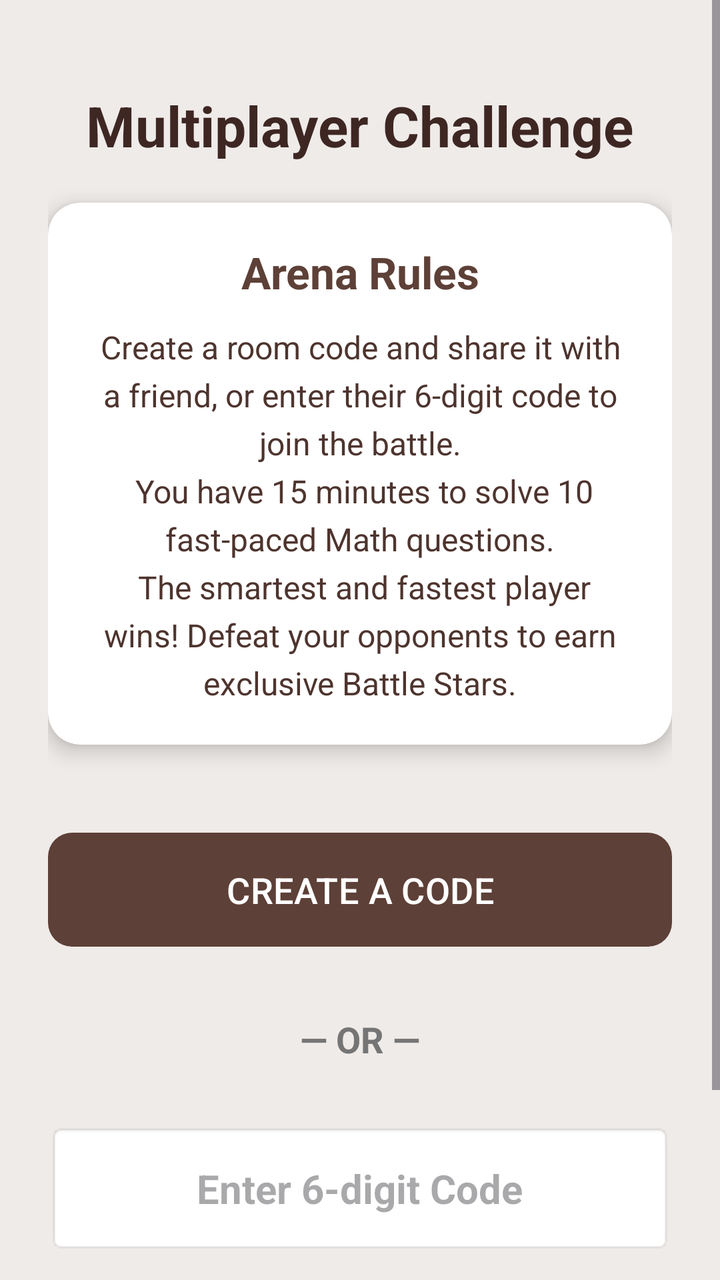
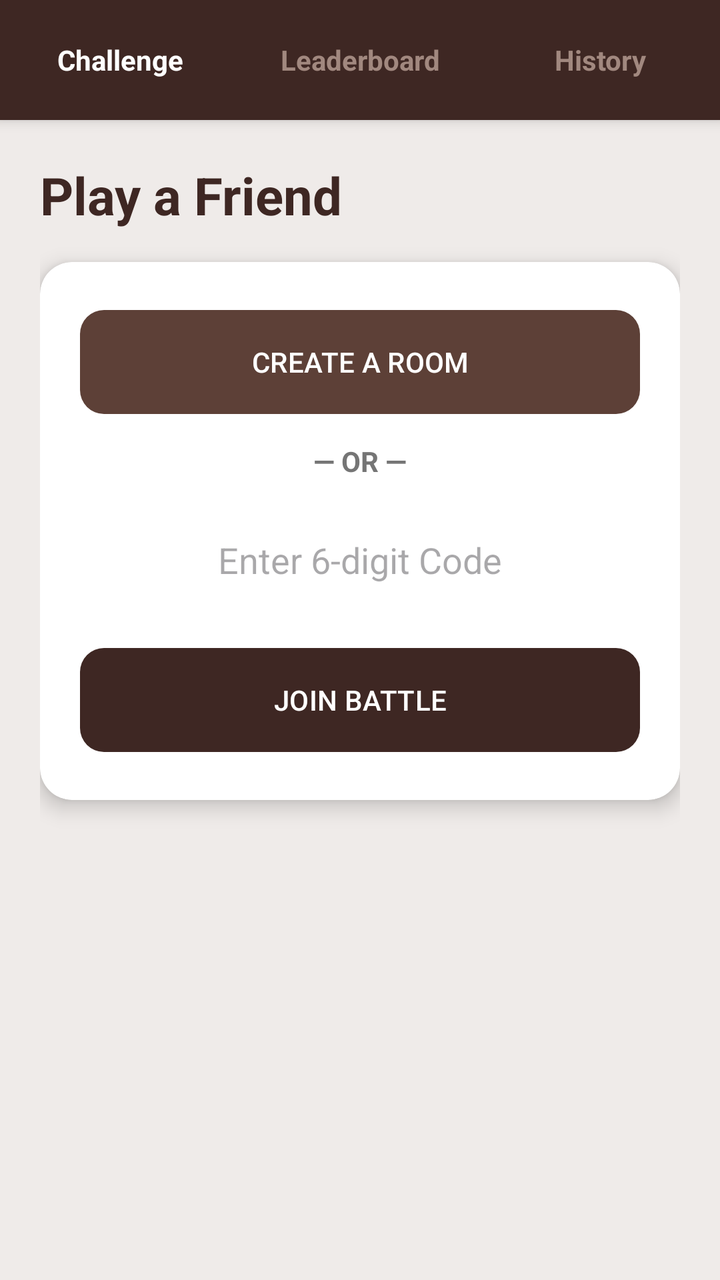

An Android layout rendered at two revisions. The XML below is the earlier revision; the diff shows what the commit changed to produce the second picture.
<!-- AndroidManifest.xml: application theme Theme.OlympMathMentor -->
<!-- res/layout/activity_battle_lobby.xml -->
<?xml version="1.0" encoding="utf-8"?>
<ScrollView xmlns:android="http://schemas.android.com/apk/res/android"
    xmlns:app="http://schemas.android.com/apk/res-auto"
    android:layout_width="match_parent"
    android:layout_height="match_parent"
    android:background="@color/soft_beige"
    android:fillViewport="true">

    <LinearLayout
        android:layout_width="match_parent"
        android:layout_height="wrap_content"
        android:orientation="vertical"
        android:padding="24dp"
        android:gravity="center_horizontal">

        <TextView
            android:layout_width="wrap_content"
            android:layout_height="wrap_content"
            android:layout_marginTop="20dp"
            android:layout_marginBottom="20dp"
            android:text="Multiplayer Challenge"
            android:textColor="#3E2723"
            android:textSize="28sp"
            android:textStyle="bold" />

        <androidx.cardview.widget.CardView
            android:layout_width="match_parent"
            android:layout_height="wrap_content"
            android:layout_marginBottom="40dp"
            app:cardCornerRadius="16dp"
            app:cardElevation="6dp"
            app:cardBackgroundColor="#FFFFFF">

            <LinearLayout
                android:layout_width="match_parent"
                android:layout_height="wrap_content"
                android:orientation="vertical"
                android:padding="20dp">

                <TextView
                    android:layout_width="match_parent"
                    android:layout_height="wrap_content"
                    android:text="Arena Rules"
                    android:textColor="#5D4037"
                    android:textSize="22sp"
                    android:textStyle="bold"
                    android:layout_marginBottom="12dp"
                    android:gravity="center"/>

                <TextView
                    android:layout_width="match_parent"
                    android:layout_height="wrap_content"
                    android:text="Create a room code and share it with a friend, or enter their 6-digit code to join the battle.\n You have 15 minutes to solve 10 fast-paced Math questions.\n The smartest and fastest player wins! Defeat your opponents to earn exclusive Battle Stars."
                    android:textColor="#4E342E"
                    android:textSize="16sp"
                    android:lineSpacingExtra="5dp"
                    android:gravity="center"/>
            </LinearLayout>
        </androidx.cardview.widget.CardView>

        <com.google.android.material.button.MaterialButton
            android:id="@+id/btnCreateRoom"
            android:layout_width="match_parent"
            android:layout_height="65dp"
            android:text="CREATE A CODE"
            android:textSize="18sp"
            app:backgroundTint="#5D4037"
            android:textColor="#FFFFFF"
            app:cornerRadius="12dp"/>

        <TextView
            android:id="@+id/tvRoomCode"
            android:layout_width="wrap_content"
            android:layout_height="wrap_content"
            android:text="Your Code: ------"
            android:textSize="24sp"
            android:textStyle="bold"
            android:textColor="#5D4037"
            android:layout_marginTop="16dp"
            android:visibility="gone"/>

        <TextView
            android:layout_width="wrap_content"
            android:layout_height="wrap_content"
            android:text="— OR —"
            android:textSize="18sp"
            android:textColor="#757575"
            android:textStyle="bold"
            android:layout_marginVertical="30dp"/>

        <EditText
            android:id="@+id/etJoinCode"
            android:layout_width="match_parent"
            android:layout_height="65dp"
            android:layout_marginBottom="16dp"
            android:background="@android:drawable/editbox_background"
            android:gravity="center"
            android:hint="Enter 6-digit Code"
            android:inputType="number"
            android:maxLength="6"
            android:textSize="20sp"
            android:textStyle="bold" />

        <com.google.android.material.button.MaterialButton
            android:id="@+id/btnJoinRoom"
            android:layout_width="match_parent"
            android:layout_height="65dp"
            android:text="JOIN BATTLE"
            android:textSize="18sp"
            app:backgroundTint="#5D4037"
            android:textColor="#FFFFFF"
            app:cornerRadius="12dp"
            android:layout_marginBottom="20dp"/>

        <com.airbnb.lottie.LottieAnimationView
            android:id="@+id/lottieWaiting"
            android:layout_width="500dp"
            android:layout_height="500dp"
            android:layout_gravity="center"
            android:layout_marginTop="16dp"
            android:visibility="gone"
            app:lottie_rawRes="@raw/hourglass"
            app:lottie_autoPlay="true"
            app:lottie_loop="true" />
    </LinearLayout>
</ScrollView>
<!-- resources referenced by this layout -->
<resources>
  <color name="soft_beige">#EFEBE9</color>
  <style name="Theme.OlympMathMentor" parent="Base.Theme.OlympMathMentor" />
  <style name="Base.Theme.OlympMathMentor" parent="Theme.Material3.DayNight.NoActionBar">
          <item name="colorPrimary">@color/soft_beige</item>
  
          <item name="android:statusBarColor">@color/soft_beige</item>
  
          <item name="android:windowLightStatusBar">true</item>
      </style>
</resources>

<!-- the commit's change to res/layout/activity_battle_lobby.xml (unified diff, before → after) -->
@@ -1,126 +1,213 @@
 <?xml version="1.0" encoding="utf-8"?>
-<ScrollView xmlns:android="http://schemas.android.com/apk/res/android"
+<LinearLayout xmlns:android="http://schemas.android.com/apk/res/android"
     xmlns:app="http://schemas.android.com/apk/res-auto"
     android:layout_width="match_parent"
     android:layout_height="match_parent"
     android:background="@color/soft_beige"
-    android:fillViewport="true">
+    android:orientation="vertical">
 
     <LinearLayout
         android:layout_width="match_parent"
-        android:layout_height="wrap_content"
-        android:orientation="vertical"
-        android:padding="24dp"
-        android:gravity="center_horizontal">
+        android:layout_height="60dp"
+        android:orientation="horizontal"
+        android:background="#3E2723"
+        android:weightSum="3"
+        android:elevation="4dp">
 
         <TextView
-            android:layout_width="wrap_content"
-            android:layout_height="wrap_content"
-            android:layout_marginTop="20dp"
-            android:layout_marginBottom="20dp"
-            android:text="Multiplayer Challenge"
-            android:textColor="#3E2723"
-            android:textSize="28sp"
-            android:textStyle="bold" />
-
-        <androidx.cardview.widget.CardView
+            android:id="@+id/tabChallenge"
+            android:layout_width="0dp"
+            android:layout_height="match_parent"
+            android:layout_weight="1"
+            android:text="Challenge"
+            android:textColor="#FFFFFF"
+            android:textStyle="bold"
+            android:gravity="center"
+            android:background="?attr/selectableItemBackground"
+            android:clickable="true"/>
+
+        <TextView
+            android:id="@+id/tabLeaderboard"
+            android:layout_width="0dp"
+            android:layout_height="match_parent"
+            android:layout_weight="1"
+            android:text="Leaderboard"
+            android:textColor="#A1887F"
+            android:textStyle="bold"
+            android:gravity="center"
+            android:background="?attr/selectableItemBackground"
+            android:clickable="true"/>
+
+        <TextView
+            android:id="@+id/tabHistory"
+            android:layout_width="0dp"
+            android:layout_height="match_parent"
+            android:layout_weight="1"
+            android:text="History"
+            android:textColor="#A1887F"
+            android:textStyle="bold"
+            android:gravity="center"
+            android:background="?attr/selectableItemBackground"
+            android:clickable="true"/>
+    </LinearLayout>
+
+    <ScrollView
+        android:layout_width="match_parent"
+        android:layout_height="match_parent"
+        android:fillViewport="true">
+
+        <RelativeLayout
             android:layout_width="match_parent"
             android:layout_height="wrap_content"
-            android:layout_marginBottom="40dp"
-            app:cardCornerRadius="16dp"
-            app:cardElevation="6dp"
-            app:cardBackgroundColor="#FFFFFF">
+            android:padding="20dp">
 
             <LinearLayout
+                android:id="@+id/layoutSectionChallenge"
                 android:layout_width="match_parent"
                 android:layout_height="wrap_content"
                 android:orientation="vertical"
-                android:padding="20dp">
+                android:visibility="visible">
 
                 <TextView
+                    android:layout_width="wrap_content"
+                    android:layout_height="wrap_content"
+                    android:text="Play a Friend"
+                    android:textSize="26sp"
+                    android:textStyle="bold"
+                    android:textColor="#3E2723"
+                    android:layout_marginBottom="16dp"/>
+
+                <androidx.cardview.widget.CardView
                     android:layout_width="match_parent"
                     android:layout_height="wrap_content"
-                    android:text="Arena Rules"
-                    android:textColor="#5D4037"
-                    android:textSize="22sp"
+                    app:cardCornerRadius="16dp"
+                    app:cardElevation="6dp"
+                    android:layout_marginBottom="24dp">
+                    <LinearLayout
+                        android:layout_width="match_parent"
+                        android:layout_height="wrap_content"
+                        android:orientation="vertical"
+                        android:padding="20dp"
+                        android:gravity="center">
+
+                        <com.google.android.material.button.MaterialButton
+                            android:id="@+id/btnCreateRoom"
+                            android:layout_width="match_parent"
+                            android:layout_height="60dp"
+                            android:text="CREATE A ROOM"
+                            app:backgroundTint="#5D4037"
+                            app:cornerRadius="12dp"/>
+
+                        <TextView
+                            android:id="@+id/tvRoomCode"
+                            android:layout_width="wrap_content"
+                            android:layout_height="wrap_content"
+                            android:text="Your Code: ------"
+                            android:textSize="20sp"
+                            android:textStyle="bold"
+                            android:textColor="#3E2723"
+                            android:layout_marginVertical="10dp"
+                            android:visibility="gone"/>
+
+                        <com.airbnb.lottie.LottieAnimationView
+                            android:id="@+id/lottieWaiting"
+                            android:layout_width="80dp"
+                            android:layout_height="80dp"
+                            android:visibility="gone"
+                            app:lottie_rawRes="@raw/hourglass"
+                            app:lottie_autoPlay="true"
+                            app:lottie_loop="true" />
+
+                        <TextView
+                            android:layout_width="wrap_content"
+                            android:layout_height="wrap_content"
+                            android:text="— OR —"
+                            android:textColor="#757575"
+                            android:textStyle="bold"
+                            android:layout_marginVertical="10dp"/>
+
+                        <EditText
+                            android:id="@+id/etJoinCode"
+                            android:layout_width="match_parent"
+                            android:layout_height="60dp"
+                            android:hint="Enter 6-digit Code"
+                            android:gravity="center"
+                            android:inputType="number"
+                            android:maxLength="6"
+                            android:background="@drawable/rounded_card_bg"
+                            android:layout_marginBottom="10dp"/>
+
+                        <com.google.android.material.button.MaterialButton
+                            android:id="@+id/btnJoinRoom"
+                            android:layout_width="match_parent"
+                            android:layout_height="60dp"
+                            android:text="JOIN BATTLE"
+                            app:backgroundTint="#3E2723"
+                            app:cornerRadius="12dp"/>
+                    </LinearLayout>
+                </androidx.cardview.widget.CardView>
+            </LinearLayout>
+
+            <LinearLayout
+                android:id="@+id/layoutSectionLeaderboard"
+                android:layout_width="match_parent"
+                android:layout_height="wrap_content"
+                android:orientation="vertical"
+                android:visibility="gone">
+
+                <TextView
+                    android:layout_width="wrap_content"
+                    android:layout_height="wrap_content"
+                    android:text="Top Players"
+                    android:textSize="26sp"
                     android:textStyle="bold"
-                    android:layout_marginBottom="12dp"
-                    android:gravity="center"/>
+                    android:textColor="#3E2723"
+                    android:layout_marginBottom="16dp"/>
+
+                <ScrollView
+                    android:layout_width="match_parent"
+                    android:layout_height="wrap_content"
+                    android:background="@drawable/rounded_card_bg"
+                    android:padding="8dp">
+                    <LinearLayout
+                        android:id="@+id/layoutLeaderboard"
+                        android:layout_width="match_parent"
+                        android:layout_height="wrap_content"
+                        android:orientation="vertical">
+                    </LinearLayout>
+                </ScrollView>
+            </LinearLayout>
+
+            <LinearLayout
+                android:id="@+id/layoutSectionHistory"
+                android:layout_width="match_parent"
+                android:layout_height="wrap_content"
+                android:orientation="vertical"
+                android:visibility="gone">
 
                 <TextView
+                    android:layout_width="wrap_content"
+                    android:layout_height="wrap_content"
+                    android:text="Match History"
+                    android:textSize="26sp"
+                    android:textStyle="bold"
+                    android:textColor="#3E2723"
+                    android:layout_marginBottom="16dp"/>
+
+                <ScrollView
                     android:layout_width="match_parent"
                     android:layout_height="wrap_content"
-                    android:text="Create a room code and share it with a friend, or enter their 6-digit code to join the battle.\n You have 15 minutes to solve 10 fast-paced Math questions.\n The smartest and fastest player wins! Defeat your opponents to earn exclusive Battle Stars."
-                    android:textColor="#4E342E"
-                    android:textSize="16sp"
-                    android:lineSpacingExtra="5dp"
-                    android:gravity="center"/>
+                    android:background="@drawable/rounded_card_bg"
+                    android:padding="8dp">
+                    <LinearLayout
+                        android:id="@+id/layoutHistory"
+                        android:layout_width="match_parent"
+                        android:layout_height="wrap_content"
+                        android:orientation="vertical">
+                    </LinearLayout>
+                </ScrollView>
             </LinearLayout>
-        </androidx.cardview.widget.CardView>
-
-        <com.google.android.material.button.MaterialButton
-            android:id="@+id/btnCreateRoom"
-            android:layout_width="match_parent"
-            android:layout_height="65dp"
-            android:text="CREATE A CODE"
-            android:textSize="18sp"
-            app:backgroundTint="#5D4037"
-            android:textColor="#FFFFFF"
-            app:cornerRadius="12dp"/>
-
-        <TextView
-            android:id="@+id/tvRoomCode"
-            android:layout_width="wrap_content"
-            android:layout_height="wrap_content"
-            android:text="Your Code: ------"
-            android:textSize="24sp"
-            android:textStyle="bold"
-            android:textColor="#5D4037"
-            android:layout_marginTop="16dp"
-            android:visibility="gone"/>
-
-        <TextView
-            android:layout_width="wrap_content"
-            android:layout_height="wrap_content"
-            android:text="— OR —"
-            android:textSize="18sp"
-            android:textColor="#757575"
-            android:textStyle="bold"
-            android:layout_marginVertical="30dp"/>
-
-        <EditText
-            android:id="@+id/etJoinCode"
-            android:layout_width="match_parent"
-            android:layout_height="65dp"
-            android:layout_marginBottom="16dp"
-            android:background="@android:drawable/editbox_background"
-            android:gravity="center"
-            android:hint="Enter 6-digit Code"
-            android:inputType="number"
-            android:maxLength="6"
-            android:textSize="20sp"
-            android:textStyle="bold" />
-
-        <com.google.android.material.button.MaterialButton
-            android:id="@+id/btnJoinRoom"
-            android:layout_width="match_parent"
-            android:layout_height="65dp"
-            android:text="JOIN BATTLE"
-            android:textSize="18sp"
-            app:backgroundTint="#5D4037"
-            android:textColor="#FFFFFF"
-            app:cornerRadius="12dp"
-            android:layout_marginBottom="20dp"/>
-
-        <com.airbnb.lottie.LottieAnimationView
-            android:id="@+id/lottieWaiting"
-            android:layout_width="500dp"
-            android:layout_height="500dp"
-            android:layout_gravity="center"
-            android:layout_marginTop="16dp"
-            android:visibility="gone"
-            app:lottie_rawRes="@raw/hourglass"
-            app:lottie_autoPlay="true"
-            app:lottie_loop="true" />
-    </LinearLayout>
-</ScrollView>
+
+        </RelativeLayout>
+    </ScrollView>
+</LinearLayout>
<!-- resource entries referenced after the edit -->
@@ -1,6 +1,8 @@
 <!-- resources referenced by this layout -->
 <resources>
   <color name="soft_beige">#EFEBE9</color>
+  <!-- drawable rounded_card_bg (drawable) -->
+  <shape xmlns:android="http://schemas.android.com/apk/res/android"><solid android:color="#FFFFFF"/><corners android:radius="12dp"/></shape>
   <style name="Theme.OlympMathMentor" parent="Base.Theme.OlympMathMentor" />
   <style name="Base.Theme.OlympMathMentor" parent="Theme.Material3.DayNight.NoActionBar">
           <item name="colorPrimary">@color/soft_beige</item>
